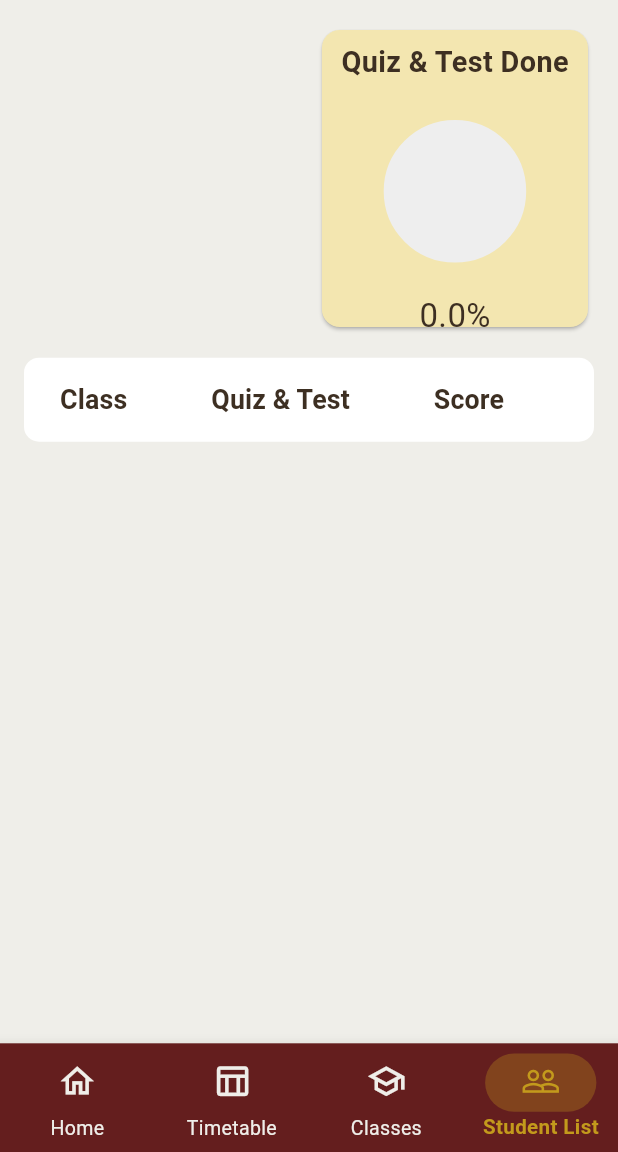
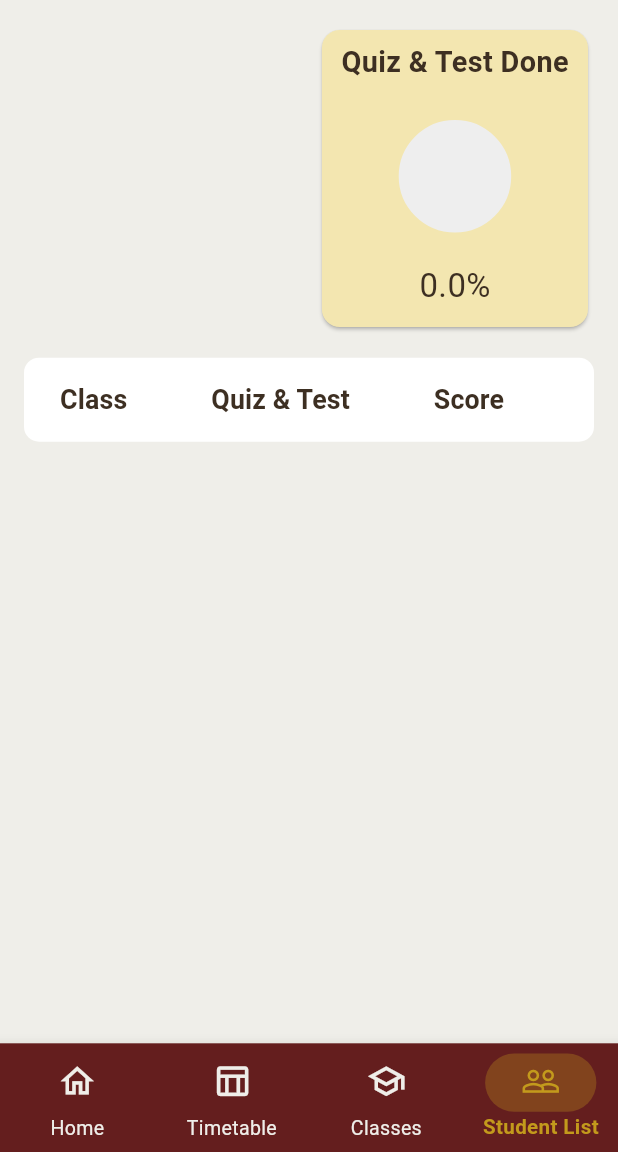
Before and after one commit to Sjiaseng/StudyBunnies, a Flutter app: the Progress screen opened directly with empty values, on a phone screen of 412 x 824 dp, the part 84-1236 px from its top. Run offline on Flutter 3.47's test engine with Material 3 defaults, Android fonts, the phone set to English and light mode, and no system bars; our stand-ins replace charts_flutter, cloud_firestore, dropdown_search, firebase_auth, firebase_core, firebase_storage and 6 more; accounts and stored records are empty.

Commit message:
Update progress.dart

```diff
--- a/lib/teacherscreens/progress.dart
+++ b/lib/teacherscreens/progress.dart
@@ -201,7 +201,7 @@ class _ProgressState extends State<Progress> {
                                 ),
                                 const SizedBox(height: 5.0),
                                 SizedBox(
-                                  height: 135,
+                                  height: 115,
                                   child: charts.PieChart(data, animate: true),
                                 ),
                                 Text(
```
